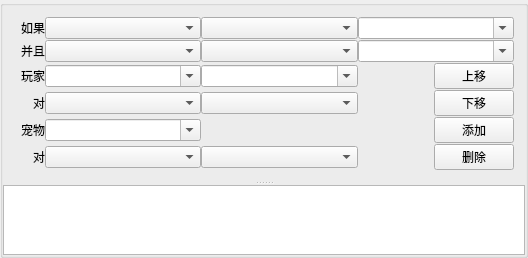
HBACC0005240/MLAssist, file MLAssist/GameCustomBattleWgt.ui: the form before one commit.
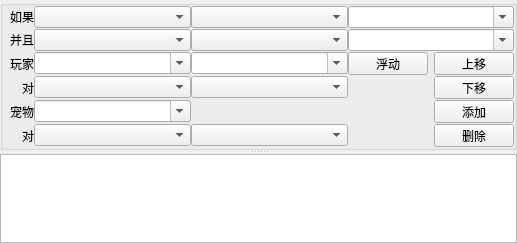
The form after the commit.

The edit to the form file:
```diff
--- a/MLAssist/GameCustomBattleWgt.ui
+++ b/MLAssist/GameCustomBattleWgt.ui
@@ -6,34 +6,13 @@
    <rect>
     <x>0</x>
     <y>0</y>
-    <width>528</width>
-    <height>217</height>
+    <width>517</width>
+    <height>243</height>
    </rect>
   </property>
   <property name="windowTitle">
    <string>GameCustomBattleWgt</string>
   </property>
-  <layout class="QVBoxLayout" name="verticalLayout">
-   <property name="spacing">
-    <number>0</number>
-   </property>
-   <property name="leftMargin">
-    <number>0</number>
-   </property>
-   <property name="topMargin">
-    <number>0</number>
-   </property>
-   <property name="rightMargin">
-    <number>0</number>
-   </property>
-   <property name="bottomMargin">
-    <number>0</number>
-   </property>
-   <item>
-    <widget class="QGroupBox" name="groupBox_list">
-     <property name="title">
-      <string/>
-     </property>
      <layout class="QVBoxLayout" name="verticalLayout_2">
       <property name="spacing">
        <number>0</number>
@@ -55,41 +34,41 @@
         <property name="orientation">
          <enum>Qt::Vertical</enum>
         </property>
-        <widget class="QWidget" name="layoutWidget">
-         <layout class="QGridLayout" name="gridLayout_4">
+     <widget class="QGroupBox" name="groupBox_list">
+      <property name="maximumSize">
+       <size>
+        <width>16777215</width>
+        <height>150</height>
+       </size>
+      </property>
+      <property name="title">
+       <string/>
+      </property>
+      <layout class="QVBoxLayout" name="verticalLayout">
+       <property name="spacing">
+        <number>0</number>
+       </property>
+       <property name="leftMargin">
+        <number>0</number>
+       </property>
+       <property name="topMargin">
+        <number>0</number>
+       </property>
+       <property name="rightMargin">
+        <number>0</number>
+       </property>
+       <property name="bottomMargin">
+        <number>0</number>
+       </property>
+       <item>
+        <layout class="QGridLayout" name="gridLayout">
           <property name="horizontalSpacing">
            <number>0</number>
           </property>
           <property name="verticalSpacing">
            <number>1</number>
           </property>
-          <item row="1" column="3">
-           <widget class="QComboBox" name="comboBox_condition2_value">
-            <property name="sizePolicy">
-             <sizepolicy hsizetype="Expanding" vsizetype="Fixed">
-              <horstretch>0</horstretch>
-              <verstretch>0</verstretch>
-             </sizepolicy>
-            </property>
-            <property name="editable">
-             <bool>true</bool>
-            </property>
-           </widget>
-          </item>
-          <item row="0" column="2">
-           <widget class="QComboBox" name="comboBox_condition_relation">
-            <property name="sizePolicy">
-             <sizepolicy hsizetype="Expanding" vsizetype="Fixed">
-              <horstretch>0</horstretch>
-              <verstretch>0</verstretch>
-             </sizepolicy>
-            </property>
-            <property name="editable">
-             <bool>false</bool>
-            </property>
-           </widget>
-          </item>
-          <item row="0" column="0" alignment="Qt::AlignRight">
+         <item row="0" column="0">
            <widget class="QLabel" name="label_condition">
             <property name="sizePolicy">
              <sizepolicy hsizetype="Preferred" vsizetype="Preferred">
@@ -105,6 +84,45 @@
             </property>
            </widget>
           </item>
+         <item row="0" column="1">
+          <widget class="QComboBox" name="comboBox_condition_type">
+           <property name="sizePolicy">
+            <sizepolicy hsizetype="Expanding" vsizetype="Preferred">
+             <horstretch>0</horstretch>
+             <verstretch>0</verstretch>
+            </sizepolicy>
+           </property>
+           <property name="editable">
+            <bool>false</bool>
+           </property>
+          </widget>
+         </item>
+         <item row="0" column="2">
+          <widget class="QComboBox" name="comboBox_condition_relation">
+           <property name="sizePolicy">
+            <sizepolicy hsizetype="Expanding" vsizetype="Fixed">
+             <horstretch>0</horstretch>
+             <verstretch>0</verstretch>
+            </sizepolicy>
+           </property>
+           <property name="editable">
+            <bool>false</bool>
+           </property>
+          </widget>
+         </item>
+         <item row="0" column="3">
+          <widget class="QComboBox" name="comboBox_condition_value">
+           <property name="sizePolicy">
+            <sizepolicy hsizetype="Expanding" vsizetype="Fixed">
+             <horstretch>0</horstretch>
+             <verstretch>0</verstretch>
+            </sizepolicy>
+           </property>
+           <property name="editable">
+            <bool>true</bool>
+           </property>
+          </widget>
+         </item>
           <item row="1" column="0">
            <widget class="QLabel" name="label_condition_2">
             <property name="sizePolicy">
@@ -121,74 +139,6 @@
             </property>
            </widget>
           </item>
-          <item row="3" column="1">
-           <widget class="QComboBox" name="comboBox_playerTarget">
-            <property name="sizePolicy">
-             <sizepolicy hsizetype="Expanding" vsizetype="Fixed">
-              <horstretch>0</horstretch>
-              <verstretch>0</verstretch>
-             </sizepolicy>
-            </property>
-            <property name="editable">
-             <bool>false</bool>
-            </property>
-           </widget>
-          </item>
-          <item row="3" column="0" alignment="Qt::AlignRight">
-           <widget class="QLabel" name="label_playerTarget">
-            <property name="sizePolicy">
-             <sizepolicy hsizetype="Preferred" vsizetype="Preferred">
-              <horstretch>0</horstretch>
-              <verstretch>0</verstretch>
-             </sizepolicy>
-            </property>
-            <property name="text">
-             <string>对</string>
-            </property>
-            <property name="alignment">
-             <set>Qt::AlignRight|Qt::AlignTrailing|Qt::AlignVCenter</set>
-            </property>
-           </widget>
-          </item>
-          <item row="5" column="1">
-           <widget class="QComboBox" name="comboBox_petTarget">
-            <property name="sizePolicy">
-             <sizepolicy hsizetype="Expanding" vsizetype="Fixed">
-              <horstretch>0</horstretch>
-              <verstretch>0</verstretch>
-             </sizepolicy>
-            </property>
-            <property name="editable">
-             <bool>false</bool>
-            </property>
-           </widget>
-          </item>
-          <item row="4" column="3" alignment="Qt::AlignRight">
-           <widget class="QPushButton" name="pushButton_add">
-            <property name="sizePolicy">
-             <sizepolicy hsizetype="Fixed" vsizetype="Fixed">
-              <horstretch>0</horstretch>
-              <verstretch>0</verstretch>
-             </sizepolicy>
-            </property>
-            <property name="text">
-             <string>添加</string>
-            </property>
-           </widget>
-          </item>
-          <item row="3" column="2">
-           <widget class="QComboBox" name="comboBox_playerTargetSelect">
-            <property name="sizePolicy">
-             <sizepolicy hsizetype="Expanding" vsizetype="Fixed">
-              <horstretch>0</horstretch>
-              <verstretch>0</verstretch>
-             </sizepolicy>
-            </property>
-            <property name="editable">
-             <bool>false</bool>
-            </property>
-           </widget>
-          </item>
           <item row="1" column="1">
            <widget class="QComboBox" name="comboBox_condition2_type">
             <property name="sizePolicy">
@@ -202,26 +152,10 @@
             </property>
            </widget>
           </item>
-          <item row="5" column="0" alignment="Qt::AlignRight">
-           <widget class="QLabel" name="label_playerTarget_2">
+         <item row="1" column="2">
+          <widget class="QComboBox" name="comboBox_condition2_relation">
             <property name="sizePolicy">
-             <sizepolicy hsizetype="Preferred" vsizetype="Preferred">
-              <horstretch>0</horstretch>
-              <verstretch>0</verstretch>
-             </sizepolicy>
-            </property>
-            <property name="text">
-             <string>对</string>
-            </property>
-            <property name="alignment">
-             <set>Qt::AlignRight|Qt::AlignTrailing|Qt::AlignVCenter</set>
-            </property>
-           </widget>
-          </item>
-          <item row="0" column="1">
-           <widget class="QComboBox" name="comboBox_condition_type">
-            <property name="sizePolicy">
-             <sizepolicy hsizetype="Expanding" vsizetype="Preferred">
+            <sizepolicy hsizetype="Expanding" vsizetype="Fixed">
               <horstretch>0</horstretch>
               <verstretch>0</verstretch>
              </sizepolicy>
@@ -231,8 +165,8 @@
             </property>
            </widget>
           </item>
-          <item row="4" column="1">
-           <widget class="QComboBox" name="comboBox_petAction">
+         <item row="1" column="3">
+          <widget class="QComboBox" name="comboBox_condition2_value">
             <property name="sizePolicy">
              <sizepolicy hsizetype="Expanding" vsizetype="Fixed">
               <horstretch>0</horstretch>
@@ -244,28 +178,8 @@
             </property>
            </widget>
           </item>
-          <item row="4" column="2">
-           <widget class="QLabel" name="label_petSkillsFrom">
-            <property name="text">
-             <string/>
-            </property>
-           </widget>
-          </item>
-          <item row="5" column="3" alignment="Qt::AlignRight">
-           <widget class="QPushButton" name="pushButton_del">
-            <property name="sizePolicy">
-             <sizepolicy hsizetype="Fixed" vsizetype="Fixed">
-              <horstretch>0</horstretch>
-              <verstretch>0</verstretch>
-             </sizepolicy>
-            </property>
-            <property name="text">
-             <string>删除</string>
-            </property>
-           </widget>
-          </item>
-          <item row="4" column="0" alignment="Qt::AlignRight">
-           <widget class="QLabel" name="label_andPet">
+         <item row="2" column="0">
+          <widget class="QLabel" name="label_thenPlayer">
             <property name="sizePolicy">
              <sizepolicy hsizetype="Preferred" vsizetype="Preferred">
               <horstretch>0</horstretch>
@@ -273,7 +187,7 @@
              </sizepolicy>
             </property>
             <property name="text">
-             <string>宠物</string>
+            <string>玩家</string>
             </property>
             <property name="alignment">
              <set>Qt::AlignRight|Qt::AlignTrailing|Qt::AlignVCenter</set>
@@ -306,46 +220,16 @@
             </property>
            </widget>
           </item>
-          <item row="0" column="3">
-           <widget class="QComboBox" name="comboBox_condition_value">
-            <property name="sizePolicy">
-             <sizepolicy hsizetype="Expanding" vsizetype="Fixed">
-              <horstretch>0</horstretch>
-              <verstretch>0</verstretch>
-             </sizepolicy>
-            </property>
-            <property name="editable">
-             <bool>true</bool>
-            </property>
-           </widget>
-          </item>
-          <item row="1" column="2">
-           <widget class="QComboBox" name="comboBox_condition2_relation">
-            <property name="sizePolicy">
-             <sizepolicy hsizetype="Expanding" vsizetype="Fixed">
-              <horstretch>0</horstretch>
-              <verstretch>0</verstretch>
-             </sizepolicy>
-            </property>
-            <property name="editable">
-             <bool>false</bool>
-            </property>
-           </widget>
-          </item>
-          <item row="3" column="3" alignment="Qt::AlignRight">
-           <widget class="QPushButton" name="pushButton_moveDown">
-            <property name="sizePolicy">
-             <sizepolicy hsizetype="Fixed" vsizetype="Fixed">
-              <horstretch>0</horstretch>
-              <verstretch>0</verstretch>
-             </sizepolicy>
-            </property>
+         <item row="2" column="3">
+          <layout class="QHBoxLayout" name="horizontalLayout">
+           <item>
+            <widget class="QPushButton" name="pushButton_float">
             <property name="text">
-             <string>下移</string>
+              <string>浮动</string>
             </property>
            </widget>
           </item>
-          <item row="2" column="3" alignment="Qt::AlignRight">
+           <item>
            <widget class="QPushButton" name="pushButton_moveUp">
             <property name="sizePolicy">
              <sizepolicy hsizetype="Fixed" vsizetype="Fixed">
@@ -358,8 +242,10 @@
             </property>
            </widget>
           </item>
-          <item row="2" column="0" alignment="Qt::AlignRight">
-           <widget class="QLabel" name="label_thenPlayer">
+          </layout>
+         </item>
+         <item row="3" column="0">
+          <widget class="QLabel" name="label_playerTarget">
             <property name="sizePolicy">
              <sizepolicy hsizetype="Preferred" vsizetype="Preferred">
               <horstretch>0</horstretch>
@@ -367,13 +253,104 @@
              </sizepolicy>
             </property>
             <property name="text">
-             <string>玩家</string>
+            <string>对</string>
             </property>
             <property name="alignment">
              <set>Qt::AlignRight|Qt::AlignTrailing|Qt::AlignVCenter</set>
             </property>
            </widget>
           </item>
+         <item row="3" column="1">
+          <widget class="QComboBox" name="comboBox_playerTarget">
+           <property name="sizePolicy">
+            <sizepolicy hsizetype="Expanding" vsizetype="Fixed">
+             <horstretch>0</horstretch>
+             <verstretch>0</verstretch>
+            </sizepolicy>
+           </property>
+           <property name="editable">
+            <bool>false</bool>
+           </property>
+          </widget>
+         </item>
+         <item row="3" column="2">
+          <widget class="QComboBox" name="comboBox_playerTargetSelect">
+           <property name="sizePolicy">
+            <sizepolicy hsizetype="Expanding" vsizetype="Fixed">
+             <horstretch>0</horstretch>
+             <verstretch>0</verstretch>
+            </sizepolicy>
+           </property>
+           <property name="editable">
+            <bool>false</bool>
+           </property>
+          </widget>
+         </item>
+         <item row="4" column="0">
+          <widget class="QLabel" name="label_andPet">
+           <property name="sizePolicy">
+            <sizepolicy hsizetype="Preferred" vsizetype="Preferred">
+             <horstretch>0</horstretch>
+             <verstretch>0</verstretch>
+            </sizepolicy>
+           </property>
+           <property name="text">
+            <string>宠物</string>
+           </property>
+           <property name="alignment">
+            <set>Qt::AlignRight|Qt::AlignTrailing|Qt::AlignVCenter</set>
+           </property>
+          </widget>
+         </item>
+         <item row="4" column="1">
+          <widget class="QComboBox" name="comboBox_petAction">
+           <property name="sizePolicy">
+            <sizepolicy hsizetype="Expanding" vsizetype="Fixed">
+             <horstretch>0</horstretch>
+             <verstretch>0</verstretch>
+            </sizepolicy>
+           </property>
+           <property name="editable">
+            <bool>true</bool>
+           </property>
+          </widget>
+         </item>
+         <item row="4" column="2">
+          <widget class="QLabel" name="label_petSkillsFrom">
+           <property name="text">
+            <string/>
+           </property>
+          </widget>
+         </item>
+         <item row="5" column="0">
+          <widget class="QLabel" name="label_playerTarget_2">
+           <property name="sizePolicy">
+            <sizepolicy hsizetype="Preferred" vsizetype="Preferred">
+             <horstretch>0</horstretch>
+             <verstretch>0</verstretch>
+            </sizepolicy>
+           </property>
+           <property name="text">
+            <string>对</string>
+           </property>
+           <property name="alignment">
+            <set>Qt::AlignRight|Qt::AlignTrailing|Qt::AlignVCenter</set>
+           </property>
+          </widget>
+         </item>
+         <item row="5" column="1">
+          <widget class="QComboBox" name="comboBox_petTarget">
+           <property name="sizePolicy">
+            <sizepolicy hsizetype="Expanding" vsizetype="Fixed">
+             <horstretch>0</horstretch>
+             <verstretch>0</verstretch>
+            </sizepolicy>
+           </property>
+           <property name="editable">
+            <bool>false</bool>
+           </property>
+          </widget>
+         </item>
           <item row="5" column="2">
            <widget class="QComboBox" name="comboBox_petTargetSelect">
             <property name="sizePolicy">
@@ -387,6 +364,98 @@
             </property>
            </widget>
           </item>
+         <item row="3" column="3">
+          <layout class="QHBoxLayout" name="horizontalLayout_2">
+           <item>
+            <spacer name="horizontalSpacer">
+             <property name="orientation">
+              <enum>Qt::Horizontal</enum>
+             </property>
+             <property name="sizeHint" stdset="0">
+              <size>
+               <width>40</width>
+               <height>20</height>
+              </size>
+             </property>
+            </spacer>
+           </item>
+           <item>
+            <widget class="QPushButton" name="pushButton_moveDown">
+             <property name="sizePolicy">
+              <sizepolicy hsizetype="Fixed" vsizetype="Fixed">
+               <horstretch>0</horstretch>
+               <verstretch>0</verstretch>
+              </sizepolicy>
+             </property>
+             <property name="text">
+              <string>下移</string>
+             </property>
+            </widget>
+           </item>
+          </layout>
+         </item>
+         <item row="4" column="3">
+          <layout class="QHBoxLayout" name="horizontalLayout_3">
+           <item>
+            <spacer name="horizontalSpacer_2">
+             <property name="orientation">
+              <enum>Qt::Horizontal</enum>
+             </property>
+             <property name="sizeHint" stdset="0">
+              <size>
+               <width>40</width>
+               <height>20</height>
+              </size>
+             </property>
+            </spacer>
+           </item>
+           <item>
+            <widget class="QPushButton" name="pushButton_add">
+             <property name="sizePolicy">
+              <sizepolicy hsizetype="Fixed" vsizetype="Fixed">
+               <horstretch>0</horstretch>
+               <verstretch>0</verstretch>
+              </sizepolicy>
+             </property>
+             <property name="text">
+              <string>添加</string>
+             </property>
+            </widget>
+           </item>
+          </layout>
+         </item>
+         <item row="5" column="3">
+          <layout class="QHBoxLayout" name="horizontalLayout_4">
+           <item>
+            <spacer name="horizontalSpacer_3">
+             <property name="orientation">
+              <enum>Qt::Horizontal</enum>
+             </property>
+             <property name="sizeHint" stdset="0">
+              <size>
+               <width>40</width>
+               <height>20</height>
+              </size>
+             </property>
+            </spacer>
+           </item>
+           <item>
+            <widget class="QPushButton" name="pushButton_del">
+             <property name="sizePolicy">
+              <sizepolicy hsizetype="Fixed" vsizetype="Fixed">
+               <horstretch>0</horstretch>
+               <verstretch>0</verstretch>
+              </sizepolicy>
+             </property>
+             <property name="text">
+              <string>删除</string>
+             </property>
+            </widget>
+           </item>
+          </layout>
+         </item>
+        </layout>
+       </item>
          </layout>
         </widget>
         <widget class="QTableView" name="tableView_settings">
@@ -409,9 +478,6 @@
           <bool>false</bool>
          </attribute>
         </widget>
-       </widget>
-      </item>
-     </layout>
     </widget>
    </item>
   </layout>
```
Lines whose indentation alone changed are shown as unchanged.
